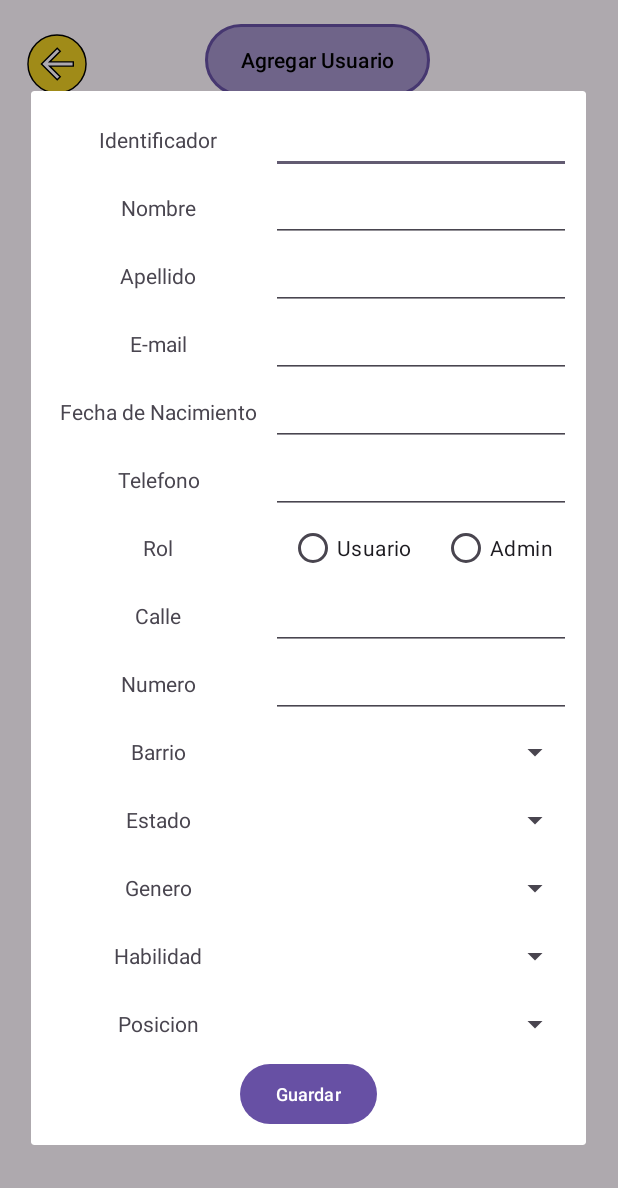
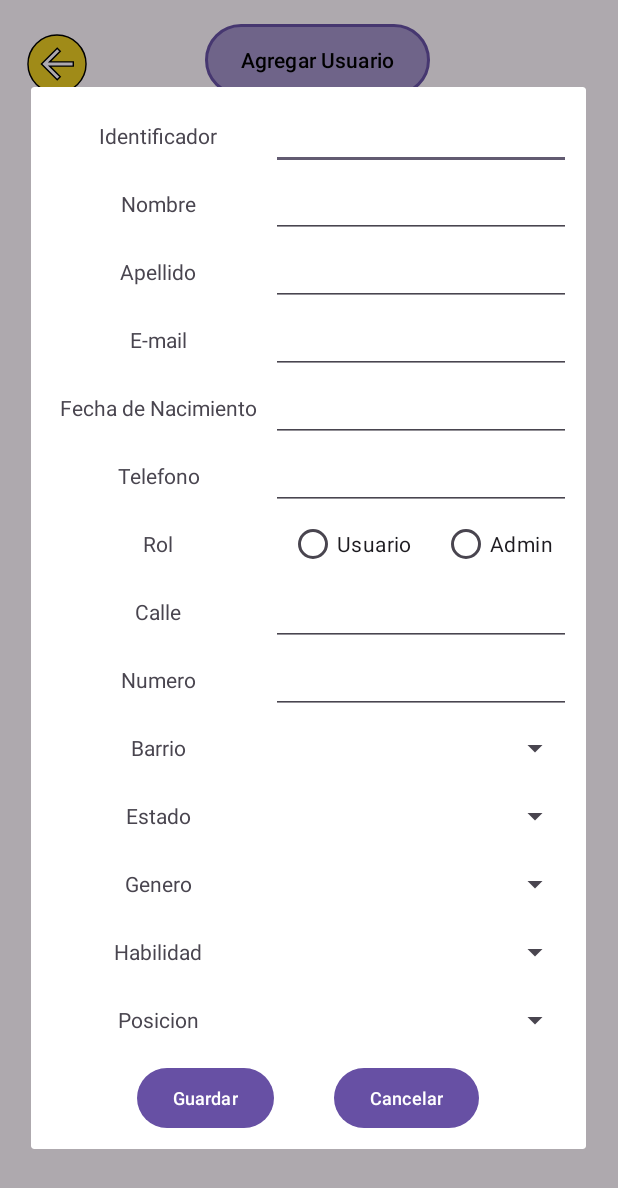
Before and after one commit to Fecu3799/pintapicon, an Android app: the fragment UserDetailDialog placed in its activity, on a phone screen of 412 x 824 dp. Shown: the top 1188 px of the screen. Run offline under Robolectric (Android 15) with nearby library versions, the phone set to English and light mode, and no system bars; libraries missing offline, so code that uses them is left out: io.jsonwebtoken.

Commit message:
ABM Cuentas

```diff
--- a/app/src/main/AndroidManifest.xml
+++ b/app/src/main/AndroidManifest.xml
@@ -15,6 +15,9 @@
         android:supportsRtl="true"
         android:theme="@style/Theme.PintaPiconV3"
         tools:targetApi="31">
+        <activity
+            android:name=".main.NewUserDialog"
+            android:exported="false" />
         <activity
             android:name=".main.AbmUserActivity"
             android:exported="false" />
--- a/app/src/main/java/com/example/pintapiconv3/main/AbmUserActivity.kt
+++ b/app/src/main/java/com/example/pintapiconv3/main/AbmUserActivity.kt
@@ -17,6 +17,7 @@
     private lateinit var userAdapter: UserAdapter
 
     private lateinit var btn_atras: View
+    private lateinit var btnAgregarUsuario: View
 
     val sqlServerHelper = SQLServerHelper()
 
@@ -32,6 +33,7 @@
 
 
         btn_atras = findViewById(R.id.btn_atras)
+        btnAgregarUsuario = findViewById(R.id.btnAgregarUsuario)
 
         // Obtener la lista de usuarios de la BD
         val users = sqlServerHelper.getUsers()
@@ -47,8 +49,12 @@
             val user = userAdapter.getItem(position)
             user?.let {
                 val dialog = UserDetailDialog.newInstance(it)
-                dialog.show(supportFragmentManager, "UserDetailDialg")
+                dialog.show(supportFragmentManager, "UserDetailDialog")
             }
+        }
+
+        btnAgregarUsuario.setOnClickListener {
+
         }
 
         btn_atras.setOnClickListener {
--- a/app/src/main/java/com/example/pintapiconv3/main/UserDetailDialog.kt
+++ b/app/src/main/java/com/example/pintapiconv3/main/UserDetailDialog.kt
@@ -56,6 +56,7 @@
     private lateinit var userPosition : Spinner
 
     private lateinit var btnSave: Button
+    private lateinit var btnCancel: Button
 
     private val sqlServerHelper = SQLServerHelper()
     private lateinit var userViewModel: UserViewModel
@@ -94,6 +95,10 @@
             saveUser()
         }
 
+        btnCancel.setOnClickListener {
+            dismiss()
+        }
+
     }
 
     private fun initViews() {
@@ -113,6 +118,7 @@
         userSkill = view!!.findViewById(R.id.spner_userSkill)
         userPosition = view!!.findViewById(R.id.spner_userPosition)
         btnSave = view!!.findViewById(R.id.btn_save)
+        btnCancel = view!!.findViewById(R.id.btn_cancel)
     }
 
     private fun setViews() {
--- a/app/src/main/res/layout/dialog_user_details.xml
+++ b/app/src/main/res/layout/dialog_user_details.xml
@@ -295,6 +295,7 @@
     <LinearLayout
         android:layout_width="match_parent"
         android:layout_height="wrap_content"
+        android:layout_marginTop="5dp"
         android:orientation="horizontal"
         android:gravity="center">
 
@@ -302,7 +303,16 @@
             android:id="@+id/btn_save"
             android:layout_width="wrap_content"
             android:layout_height="wrap_content"
+            android:layout_marginEnd="20dp"
             android:text="Guardar"
+            android:textSize="12sp"/>
+
+        <Button
+            android:id="@+id/btn_cancel"
+            android:layout_width="wrap_content"
+            android:layout_height="wrap_content"
+            android:layout_marginStart="20dp"
+            android:text="Cancelar"
             android:textSize="12sp"/>
 
     </LinearLayout>
```
Also changed, not shown: app/src/main/java/com/example/pintapiconv3/main/NewUserDialog.kt (added, +21 -0 lines), app/src/main/res/layout/activity_new_user_dialog.xml (added, +10 -0 lines).
